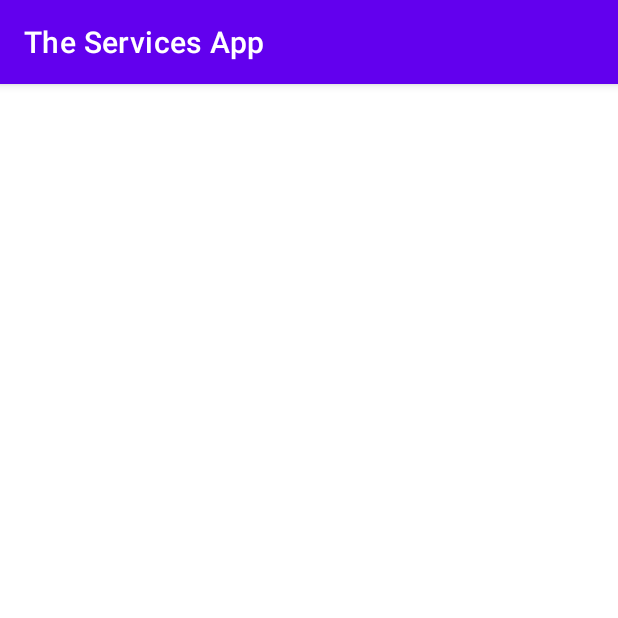
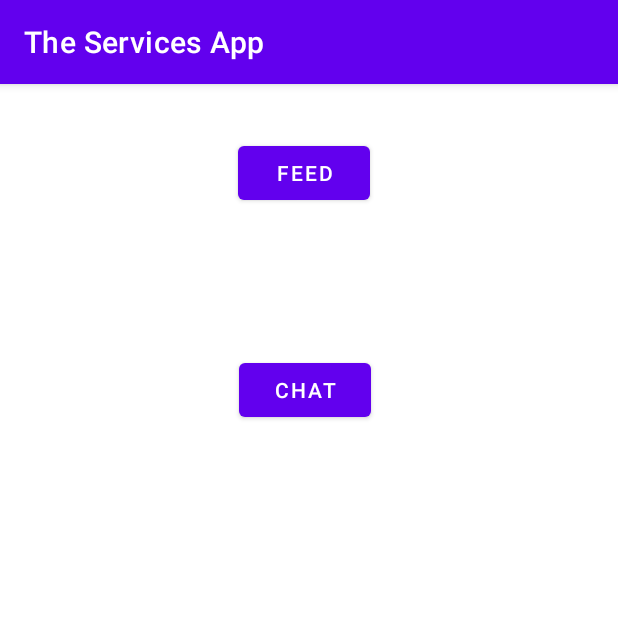
Before and after one commit to vikendu/The_Services_App, an Android app: the BuyersHomeActivity screen opened directly, with no data from a screen before it, on a phone screen of 412 x 824 dp, the top half of it. Run offline under Robolectric (Android 15) with nearby library versions, the phone set to English and light mode, and no system bars.

Commit message:
[Issue #61] Added conversations button to BuyersHomeActivity.java

```diff
--- a/app/src/main/java/com/vikendu/theservicesapp/activity/BuyersHomeActivity.java
+++ b/app/src/main/java/com/vikendu/theservicesapp/activity/BuyersHomeActivity.java
@@ -3,6 +3,7 @@ package com.vikendu.theservicesapp.activity;
 import androidx.appcompat.app.AppCompatActivity;
 
 import android.os.Bundle;
+import android.view.View;
 
 import com.vikendu.theservicesapp.R;
 
@@ -13,4 +14,8 @@ public class BuyersHomeActivity extends AppCompatActivity {
         super.onCreate(savedInstanceState);
         setContentView(R.layout.activity_buyers_home);
     }
+
+    public void goToChatActivity(View view) {
+
+    }
 }
--- a/app/src/main/res/layout/activity_buyers_home.xml
+++ b/app/src/main/res/layout/activity_buyers_home.xml
@@ -6,4 +6,28 @@
     android:layout_height="match_parent"
     tools:context=".activity.BuyersHomeActivity">
 
+    <Button
+        android:id="@+id/idGoToFeedButton"
+        android:layout_width="wrap_content"
+        android:layout_height="wrap_content"
+        android:layout_marginStart="149dp"
+        android:layout_marginTop="35dp"
+        android:layout_marginEnd="156dp"
+        android:text="@string/feed_button"
+        app:layout_constraintEnd_toEndOf="parent"
+        app:layout_constraintStart_toStartOf="parent"
+        app:layout_constraintTop_toTopOf="parent" />
+
+    <Button
+        android:id="@+id/idGoToChatButton"
+        android:layout_width="wrap_content"
+        android:layout_height="wrap_content"
+        android:layout_marginStart="150dp"
+        android:layout_marginEnd="155dp"
+        android:layout_marginBottom="540dp"
+        android:onClick="goToChatActivity"
+        android:text="@string/chat_button"
+        app:layout_constraintBottom_toBottomOf="parent"
+        app:layout_constraintEnd_toEndOf="parent"
+        app:layout_constraintStart_toStartOf="parent" />
 </androidx.constraintlayout.widget.ConstraintLayout>
--- a/app/src/main/res/values/strings.xml
+++ b/app/src/main/res/values/strings.xml
@@ -51,4 +51,8 @@
     <string name="feed_location">Loading Location...</string>
     <string name="refresh">Refresh&#10; Location</string>
     <string name="feed_description">Go to feed</string>
+
+    <!-- activity_buyers_home.xml -->
+    <string name="feed_button">Feed</string>
+    <string name="chat_button">Chat</string>
 </resources>
```
